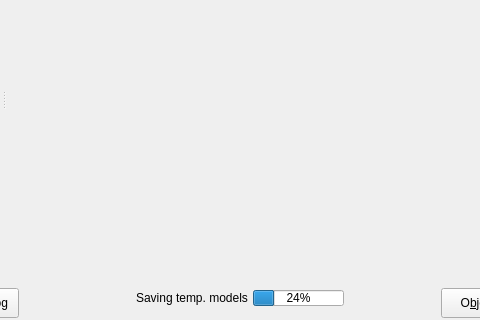
This is libs/libgui/ui/mainwindow.ui in arichiardi/pgmodeler as Qt 5 draws it before an edit; both pictures show x 392 to 872 and y 510 to 830 of the 1000 by 830 pixel window. The edited form follows.
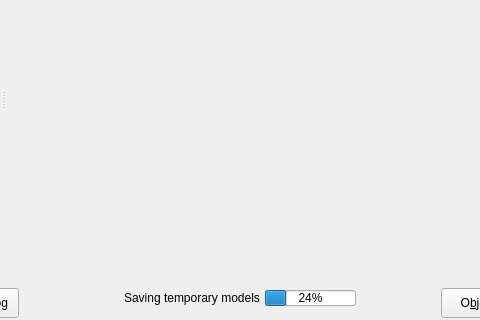
This is the edited form. The open tabs and pages were chosen to show the change. Icons and pictures are not drawn.

Commit message: Improve semantic clarity in internationalization strings on mainwindow.ui

Patch:
```diff
--- a/libs/libgui/ui/mainwindow.ui
+++ b/libs/libgui/ui/mainwindow.ui
@@ -687,7 +687,7 @@
                   <item>
                    <widget class="QLabel" name="bg_saving_lbl">
                     <property name="text">
-                     <string>Saving temp. models</string>
+                     <string>Saving temporary models</string>
                     </property>
                    </widget>
                   </item>
```
Left out of the diff: 2 changed lines with no effect on the pictures.
